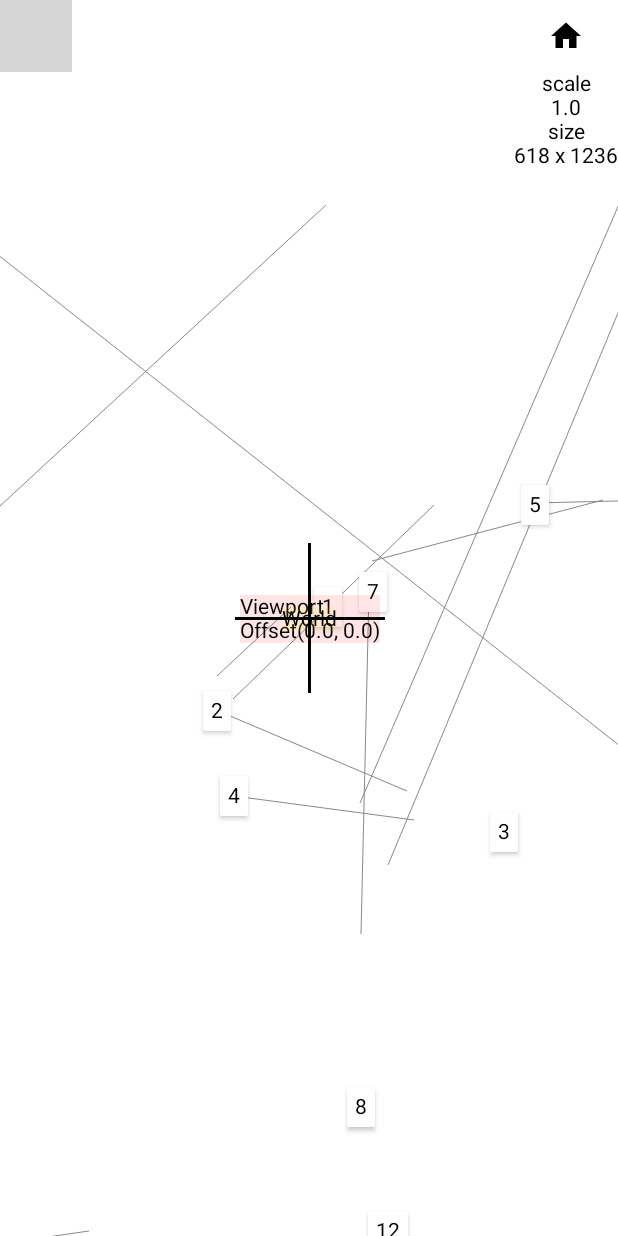
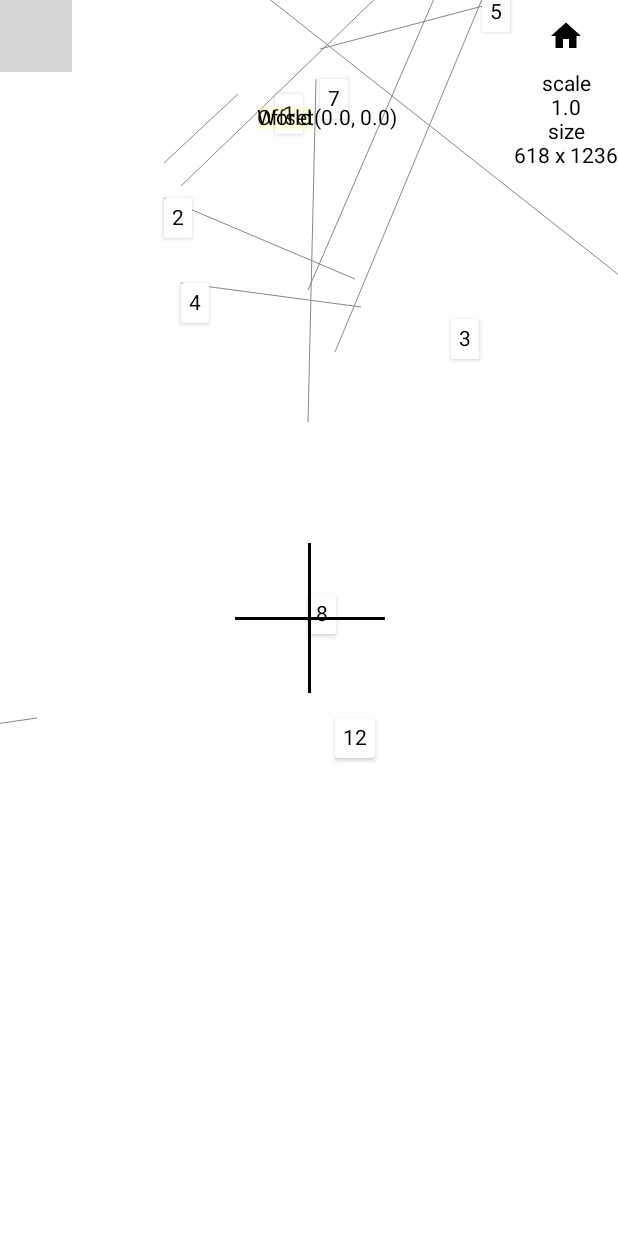
Before and after one commit to hpn33/ComposeInteractiveLayout, an Android app built with Jetpack Compose: the composable GraphView shown on its own in the app's theme, on a phone screen of 412 x 824 dp. Run offline under Robolectric (Android 15) with nearby library versions, the phone set to English and light mode, and no system bars; 3 statements that could not run were skipped; grey boxes are pictures that could not be loaded.

Commit message:
[CHANGE] draw point: TopStart

```diff
--- a/shared/src/commonMain/kotlin/inter/InteractiveBox.kt
+++ b/shared/src/commonMain/kotlin/inter/InteractiveBox.kt
@@ -22,6 +22,7 @@ import androidx.compose.ui.input.pointer.PointerEventType
 import androidx.compose.ui.input.pointer.onPointerEvent
 import androidx.compose.ui.input.pointer.pointerInput
 import androidx.compose.ui.layout.onGloballyPositioned
+import androidx.compose.ui.layout.onSizeChanged
 import androidx.compose.ui.text.style.TextAlign
 import androidx.compose.ui.unit.IntSize
 import androidx.compose.ui.unit.dp
@@ -81,6 +82,8 @@ fun InteractiveBox(
         scale = scaleAnimate
     )
 
+//    println(viewState)
+
     // Box/Border Layout
     boxBorder(frameSizeChange = { screenSize = it }) {
 
@@ -120,26 +123,6 @@ fun InteractiveBox(
             worldBaseLayout(viewState) {
 
                 content(viewState)
-
-
-//                val position = viewState.scaledPosition
-                val position = viewState.position
-
-                // ViewPort Position
-                Box(
-                    modifier = Modifier
-                        .offset(
-                            (position.x).dp,
-                            (position.y).dp
-                        )
-                        .background(Color.Red.copy(alpha = .1f))
-                ) {
-                    Column {
-                        Text("Viewport")
-                        Text((position).toString())
-                    }
-
-                }
 
 
                 // MOUSE
@@ -191,6 +174,20 @@ fun InteractiveBox(
                         .offset(1.dp, 50.dp)
                         .size(2.dp, 100.dp)
                 )
+
+
+                // ViewPort Position
+                Box(
+                    modifier = Modifier
+                        .align(Alignment.TopStart)
+                        .background(Color.Red.copy(alpha = .1f))
+                ) {
+                    Column {
+                        Text("Viewport")
+                        Text((viewState.position + viewState.halfScreenOffset).toString())
+                    }
+
+                }
 
             }
 
@@ -406,17 +403,20 @@ private fun GuildLineBackground(viewState: ViewState) {
 }
 
 @Composable
-fun viewportLayout(viewState: ViewState, function: @Composable () -> Unit) {
+inline fun viewportLayout(viewState: ViewState, content: @Composable () -> Unit) {
 
-//    val offset = viewState.viewport.centerOffset
+//    val offset = viewState.offset
+
     Box(
         modifier = Modifier
             .fillMaxSize()
-//            .offset(offset.x.dp, offset.y.dp)
             .wrapContentSize(unbounded = true)
             .scale(viewState.scale)
+//            .offset(offset.x.dp, offset.y.dp)
     ) {
-        function()
+
+        content()
+
     }
 }
 
@@ -442,16 +442,18 @@ inline fun boxBorder(
 inline fun worldBaseLayout(viewState: ViewState, content: @Composable () -> Unit) {
 
 
-//    val scaledWorldOffset = viewState.viewport.worldOffset * viewState.scale
-//    val scaledWorldOffset = viewState.scaledOffset
-    val offset = viewState.offset
+    var size by remember { mutableStateOf(IntSize.Zero) }
+
+    val offset = viewState.offset + (size / 2).let { Offset(it.width.toFloat(), it.height.toFloat()) }
 
     // draw Layer
     Box(
         Modifier
-            .offset(offset.x.dp, offset.y.dp),
-        contentAlignment = Alignment.Center
-
+            .offset(offset.x.dp, offset.y.dp)
+//            .background(Color.LightGray)
+            .onSizeChanged {
+                size = it
+            }
     ) {
 
         content()
@@ -472,15 +474,17 @@ data class ViewState(
         scale
     )
 
-    val halfScreenX get() = screenSize.width / 2
-    val halfScreenY get() = screenSize.height / 2
+    val halfScreen get() = screenSize / 2
+    val halfScreenOffset get() = halfScreen.let { Offset(it.width.toFloat(), it.height.toFloat()) }
+//    val halfScreenX get() = screenSize.width / 2
+//    val halfScreenY get() = screenSize.height / 2
 
 
     //    val viewYRange get() = (environmentOffset.y..(screenSize.height + environmentOffset.y))
     val viewYRangeInt: IntRange
         get() {
             val centerPoint = -environmentOffset.y
-            val sideRange = halfScreenY / scale
+            val sideRange = halfScreen.height / scale
 
             return ((-sideRange + centerPoint).toInt()..(centerPoint + sideRange).toInt())
         }
@@ -490,7 +494,7 @@ data class ViewState(
     val viewXRangeInt: IntRange
         get() {
             val centerPoint = -environmentOffset.x
-            val sideRange = halfScreenX / scale
+            val sideRange = halfScreen.width / scale
 
             return ((-sideRange + centerPoint).toInt()..(centerPoint + sideRange).toInt())
         }
@@ -506,7 +510,7 @@ data class ViewState(
     val position
         get() = -environmentOffset
     val offset
-        get() = environmentOffset
+        get() = environmentOffset - halfScreenOffset
 
     val scaledOffset
         get() = environmentOffset * scale
@@ -524,14 +528,12 @@ data class Viewport(
 ) {
 
     fun mousePositionOnWorld(mousePositionOnBorder: Offset): Offset {
-        val halfScreen = Offset(screenSize.width, screenSize.height) * 0.5f
+        val halfScreen = Offset(screenSize.width, screenSize.height) / 2f
 
         val dividedMousePosition = (mousePositionOnBorder - halfScreen) / scale
 
-//        val scaledOffset = worldOffset * scale
-        val scaledOffset = worldOffset //* scale
 
-        return (dividedMousePosition - scaledOffset)
+        return (dividedMousePosition - worldOffset + halfScreen)
     }
 
     inline val size get() = screenSize
--- a/shared/src/commonMain/kotlin/inter/example/GraphView.kt
+++ b/shared/src/commonMain/kotlin/inter/example/GraphView.kt
@@ -155,7 +155,7 @@ class GraphContentScope(val viewState: ViewState) {
 
         Canvas(
             modifier = Modifier
-                .offset((ltPoint.x + halfSize.width).dp, (ltPoint.y + halfSize.height).dp)
+                .offset((ltPoint.x/* + halfSize.width*/).dp, (ltPoint.y /*+ halfSize.height*/).dp)
                 .size(size.width.dp, size.height.dp)
 //                .background(Color.LightGray.copy(.5f))
         ) {
```
